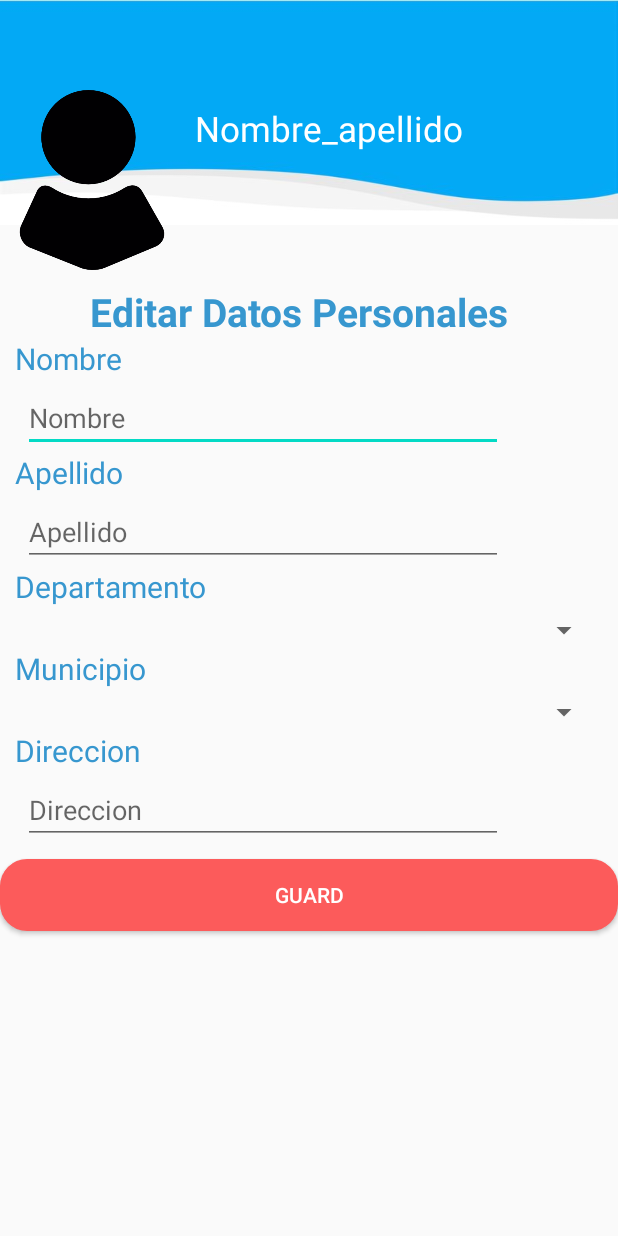
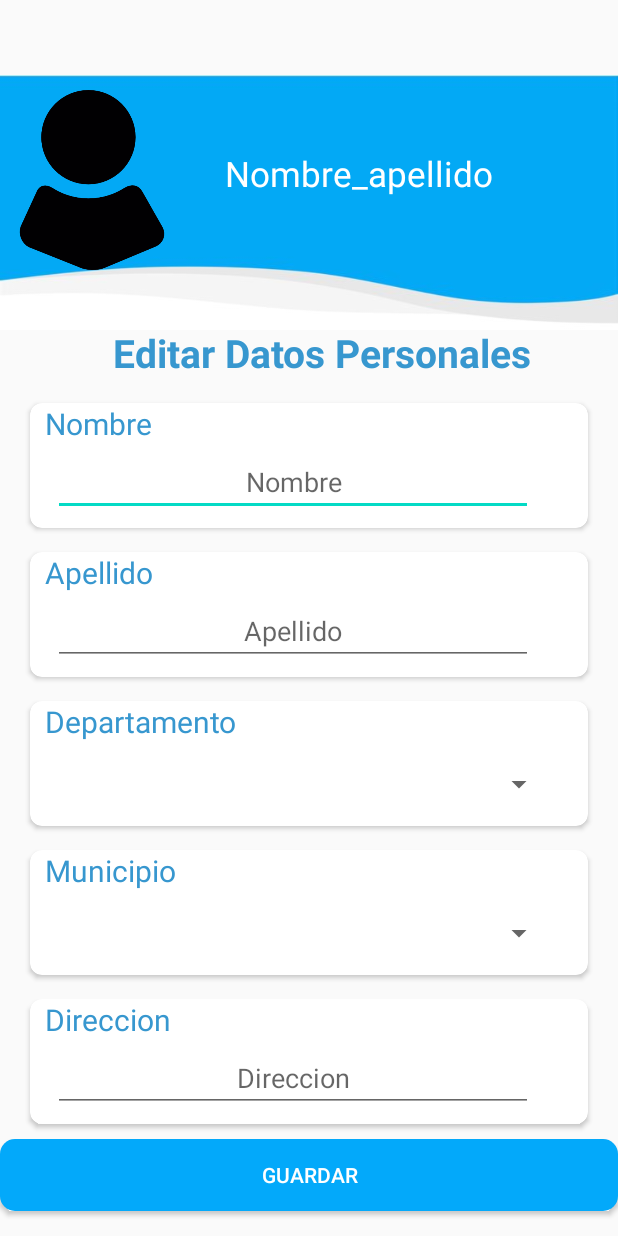
Before and after one commit to Carlosfg1021/AlertaUmg, an Android app: the layout activity_editar_perfil.xml on its own in the app's theme, with its tools: preview values and no code run, on a phone screen of 412 x 824 dp. Run offline under Robolectric (Android 15) with nearby library versions, the phone set to English and light mode, and no system bars.

Commit message:
Recycle y cardview

```diff
--- a/app/src/main/java/com/example/alertaumg/Contenedor.java
+++ b/app/src/main/java/com/example/alertaumg/Contenedor.java
@@ -57,7 +57,7 @@ public class Contenedor extends AppCompatActivity implements BottomNavigationVie
                         break;
 
                     case R.id.btn_nav_usuariosconfianza:
-                        fragment = new Notificaciones();
+                        fragment = new UsuarioConfianza();
                         break;
 
                 }
@@ -98,7 +98,7 @@ public class Contenedor extends AppCompatActivity implements BottomNavigationVie
                         break;
 
                     case R.id.btn_nav_usuarios_iz:
-                        fragment = new Notificaciones();
+                        fragment = new UsuarioConfianza();
                         menuNavegacion.setSelectedItemId(R.id.btn_nav_usuariosconfianza);
                         drawerLayout.closeDrawers();
                         break;
@@ -149,7 +149,7 @@ public class Contenedor extends AppCompatActivity implements BottomNavigationVie
                 break;
 
             case R.id.btn_nav_usuariosconfianza:
-                fragment = new Notificaciones();
+                fragment = new UsuarioConfianza();
                 break;
 
         }
--- a/app/src/main/res/layout/activity_editar_perfil.xml
+++ b/app/src/main/res/layout/activity_editar_perfil.xml
@@ -1,16 +1,15 @@
 <?xml version="1.0" encoding="utf-8"?>
 <RelativeLayout xmlns:android="http://schemas.android.com/apk/res/android"
     xmlns:tools="http://schemas.android.com/tools"
+    xmlns:app="http://schemas.android.com/apk/res-auto"
     android:layout_width="match_parent"
     android:layout_height="match_parent">
 
-    <RelativeLayout
-        android:layout_width="match_parent"
-        android:layout_height="match_parent">
 
     <LinearLayout
         android:layout_width="match_parent"
-        android:layout_height="150dp"
+        android:layout_height="170dp"
+        android:layout_marginTop="50dp"
         >
 
         <ImageView
@@ -39,29 +38,37 @@
         android:text="Nombre_apellido"
         android:textSize="23sp"
         android:textColor="#FFFFFF"
-        android:layout_marginTop="70dp"
-        android:layout_marginLeft="130dp"
+        android:layout_marginTop="100dp"
+        android:layout_marginLeft="150dp"
         />
 
     <ScrollView
         android:layout_width="match_parent"
         android:layout_height="wrap_content"
-        android:layout_marginTop="190dp">
+        android:layout_marginTop="210dp">
 
         <LinearLayout
             android:layout_width="match_parent"
-            android:layout_height="wrap_content"
+            android:layout_height="match_parent"
             android:orientation="vertical">
 
             <TextView
                 android:layout_width="wrap_content"
                 android:layout_height="wrap_content"
-                android:layout_marginLeft="60dp"
+                android:layout_marginLeft="75dp"
+                android:layout_marginTop="7dp"
                 android:text="Editar Datos Personales"
                 android:textColor="@color/heading"
                 android:textStyle="bold"
                 android:textSize="26sp" />
 
+            <androidx.cardview.widget.CardView
+                android:layout_width="match_parent"
+                android:layout_height="83dp"
+                android:layout_marginLeft="20dp"
+                android:layout_marginRight="20dp"
+                android:layout_marginTop="16dp"
+                app:cardCornerRadius="8dp">
 
             <TextView
                 android:layout_width="wrap_content"
@@ -76,12 +83,23 @@
                 android:layout_width="wrap_content"
                 android:layout_height="wrap_content"
                 android:layout_marginLeft="15dp"
-                android:layout_marginTop="3dp"
+                android:layout_marginTop="30dp"
                 android:fontFamily="sans-serif"
+                android:gravity="center"
                 android:hint="Nombre"
                 android:ems="15"
                 android:textColor="#000000"
                 android:textSize="18sp" />
+
+            </androidx.cardview.widget.CardView>
+
+            <androidx.cardview.widget.CardView
+                android:layout_width="match_parent"
+                android:layout_height="83dp"
+                android:layout_marginLeft="20dp"
+                android:layout_marginRight="20dp"
+                android:layout_marginTop="16dp"
+                app:cardCornerRadius="8dp">
 
             <TextView
                 android:layout_width="wrap_content"
@@ -98,12 +116,24 @@
                 android:layout_width="wrap_content"
                 android:layout_height="wrap_content"
                 android:layout_marginLeft="15dp"
-                android:layout_marginTop="3dp"
+                android:layout_marginTop="30dp"
+                android:gravity="center"
                 android:fontFamily="sans-serif"
                 android:hint="Apellido"
                 android:ems="15"
                 android:textColor="#000000"
                 android:textSize="18sp" />
+
+            </androidx.cardview.widget.CardView>
+
+
+            <androidx.cardview.widget.CardView
+                android:layout_width="match_parent"
+                android:layout_height="83dp"
+                android:layout_marginLeft="20dp"
+                android:layout_marginRight="20dp"
+                android:layout_marginTop="16dp"
+                app:cardCornerRadius="8dp">
 
             <TextView
                 android:layout_width="wrap_content"
@@ -115,15 +145,25 @@
 
             <Spinner
                 android:id="@+id/sprDepartamento"
-                android:layout_width="390dp"
-                android:layout_height="wrap_content"
+                android:layout_width="340dp"
+                android:layout_height="40dp"
                 android:layout_marginLeft="10dp"
-                android:layout_marginTop="3dp"
+                android:layout_marginTop="35dp"
                 android:fontFamily="sans-serif"
                 android:hint="Seleccione departamento"
                 android:textColor="#000000"
                 android:textSize="18dp" />
 
+            </androidx.cardview.widget.CardView>
+
+
+            <androidx.cardview.widget.CardView
+                android:layout_width="match_parent"
+                android:layout_height="83dp"
+                android:layout_marginLeft="20dp"
+                android:layout_marginRight="20dp"
+                android:layout_marginTop="16dp"
+                app:cardCornerRadius="8dp">
 
             <TextView
                 android:layout_width="wrap_content"
@@ -135,14 +175,25 @@
 
             <Spinner
                 android:id="@+id/sprMunicipio"
-                android:layout_width="390dp"
-                android:layout_height="wrap_content"
+                android:layout_width="340dp"
+                android:layout_height="40dp"
                 android:layout_marginLeft="10dp"
-                android:layout_marginTop="3dp"
+                android:layout_marginTop="35dp"
                 android:fontFamily="sans-serif"
                 android:hint="Seleccione municipio"
                 android:textColor="#000000"
                 android:textSize="18dp" />
+
+            </androidx.cardview.widget.CardView>
+
+
+            <androidx.cardview.widget.CardView
+                android:layout_width="match_parent"
+                android:layout_height="83dp"
+                android:layout_marginLeft="20dp"
+                android:layout_marginRight="20dp"
+                android:layout_marginTop="16dp"
+                app:cardCornerRadius="8dp">
 
             <TextView
                 android:layout_width="wrap_content"
@@ -157,12 +208,15 @@
                 android:layout_width="wrap_content"
                 android:layout_height="wrap_content"
                 android:layout_marginLeft="15dp"
-                android:layout_marginTop="3dp"
+                android:layout_marginTop="30dp"
                 android:fontFamily="sans-serif"
+                android:gravity="center"
                 android:hint="Direccion"
                 android:ems="15"
                 android:textColor="#000000"
                 android:textSize="18sp" />
+
+            </androidx.cardview.widget.CardView>
 
             <Button
                 android:id="@+id/btnLogout"
@@ -171,8 +225,8 @@
                 android:layout_marginTop="10dp"
                 android:layout_marginLeft="0dp"
                 android:layout_marginBottom="10dp"
-                android:background="@drawable/boton_redondo_rojo"
-                android:text="Guard"
+                android:background="@drawable/boton_redondo_celeste"
+                android:text="Guardar"
                 android:textColor="@color/blanco" />
 
         </LinearLayout>
@@ -180,5 +234,3 @@
     </ScrollView>
 
 </RelativeLayout>
-
-</RelativeLayout>
```
Also changed, not shown: app/src/main/res/layout/cardview_usuarios.xml (added, +102 -0 lines), app/src/main/res/layout/fragment_notificaciones.xml (+2 -7 lines), app/src/main/res/layout/fragment_perfil.xml (+1 -11 lines), app/src/main/res/layout/fragment_usuario_confianza.xml (+13 -10 lines).
